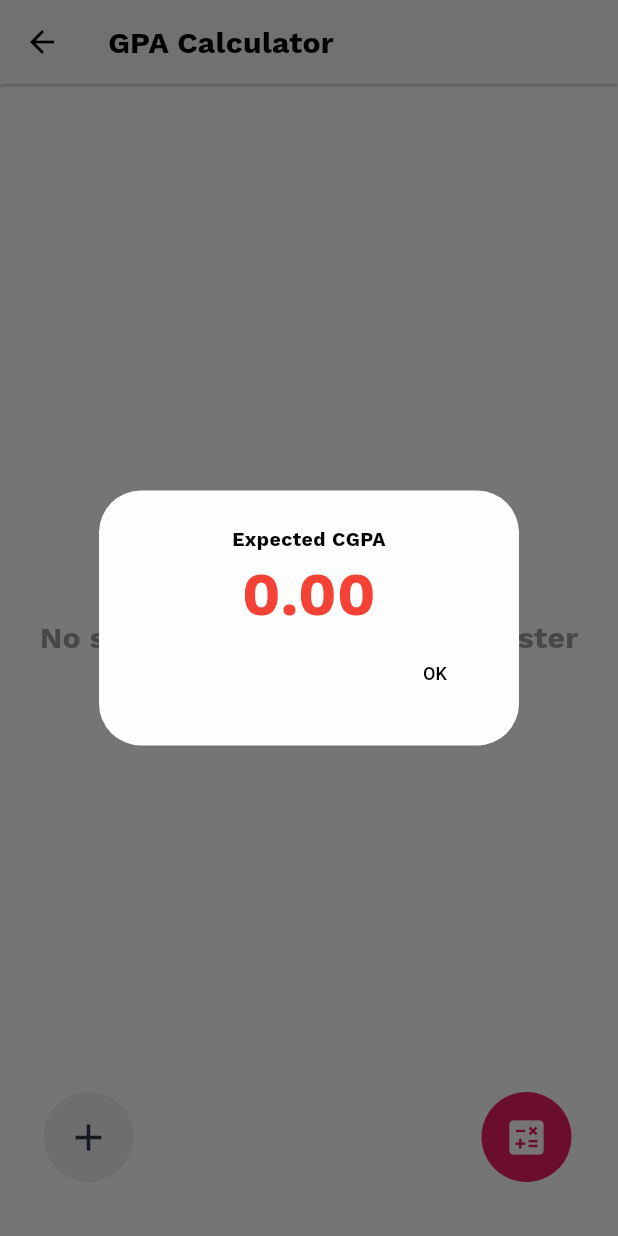
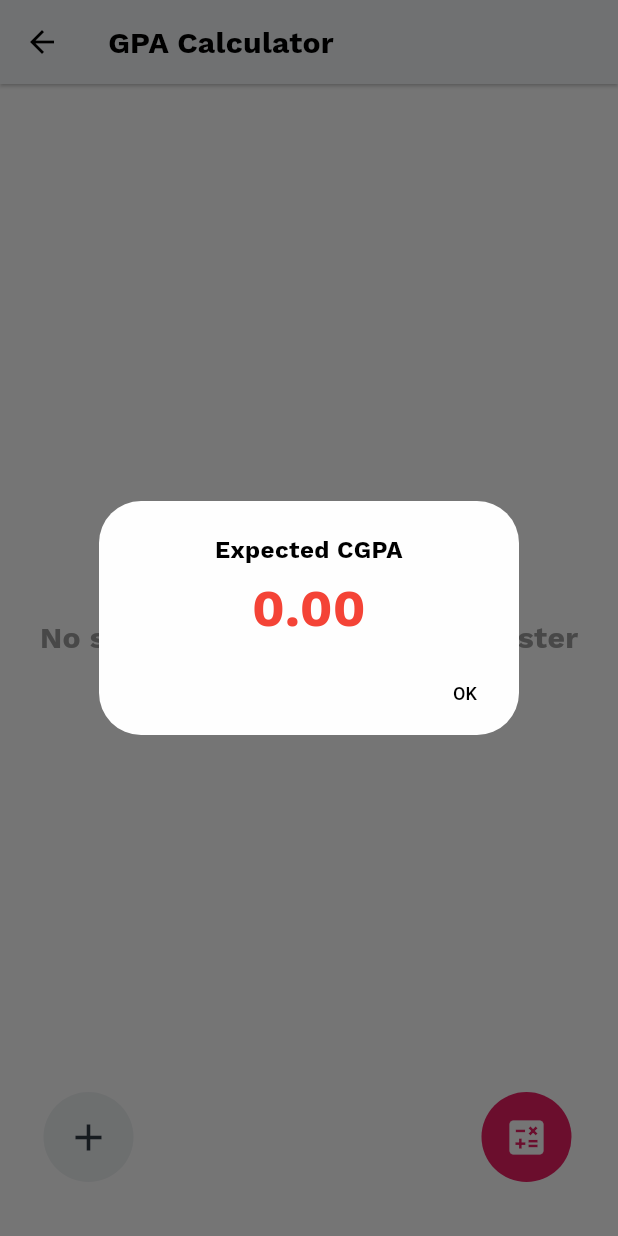
Before and after one commit to Hmmza-tariq/MY-NUST, a Flutter app: the CalcGpaScreen screen opened directly, after a tap on the "calculate" icon, on a phone screen of 412 x 824 dp. Run offline on Flutter 3.47's test engine with Material 2 defaults, Android fonts, the phone set to English and light mode, and no system bars; our stand-ins replace carousel_slider, connectivity_plus, firebase_core, firebase_messaging, flutter_datetime_picker_plus, flutter_local_notifications and 12 more; missing offline and left inert: custom_pop_up_menu, flutter_downloader, info_popup, swipeable_tile, syncfusion_flutter_pdfviewer; accounts and stored records are empty; network calls fail.

Commit message:
Various Bugs and UI changes

```diff
--- a/lib/Components/action_button.dart
+++ b/lib/Components/action_button.dart
@@ -1,6 +1,7 @@
 import 'package:flutter/material.dart';
 import 'package:google_mobile_ads/google_mobile_ads.dart';
 import 'package:mynust/Core/app_theme.dart';
+import 'package:shared_preferences/shared_preferences.dart';
 
 class ActionButton extends StatefulWidget {
   const ActionButton({
@@ -21,8 +22,11 @@ class _ActionButtonState extends State<ActionButton> {
   final adUnitId = 'ca-app-pub-8875342677218505/9904823569';
   RewardedInterstitialAd? _rewardedInterstitialAd;
   bool isAdLoaded = false;
+  bool adBlock = true;
+  int counter = 0;
   @override
   void initState() {
+    _loadAdBlocker();
     (widget.icon == Icons.calculate) ? loadAd() : null;
     super.initState();
   }
@@ -49,6 +53,15 @@ class _ActionButtonState extends State<ActionButton> {
     );
   }
 
+  Future<void> _loadAdBlocker() async {
+    SharedPreferences prefs = await SharedPreferences.getInstance();
+    int value = prefs.getInt('adBlock') ?? 5;
+    await prefs.setInt('adBlock', (value == 0) ? 0 : (value--));
+    setState(() {
+      counter = value;
+    });
+  }
+
   @override
   Widget build(BuildContext context) {
     return Padding(
@@ -59,13 +72,10 @@ class _ActionButtonState extends State<ActionButton> {
         child: IconButton(
           iconSize: 30,
           onPressed: () {
-            print('ad clicked: $isAdLoaded');
-
-            isAdLoaded
-                ? _rewardedInterstitialAd!.show(onUserEarnedReward:
-                    (AdWithoutView ad, RewardItem rewardItem) {
-                    print('ad reward: $rewardItem');
-                  })
+            (isAdLoaded && (counter == 0))
+                ? _rewardedInterstitialAd!.show(
+                    onUserEarnedReward:
+                        (AdWithoutView ad, RewardItem rewardItem) {})
                 : null;
             widget.func();
           },
--- a/lib/Components/brick.dart
+++ b/lib/Components/brick.dart
@@ -119,10 +119,12 @@ class WaveViewState extends State<WaveView> with TickerProviderStateMixin {
 
       if (gradePoints <= 1) {
         gpaColor = Colors.red;
-      } else if (gradePoints > 1 && gradePoints < 3) {
+      } else if (gradePoints < 3) {
         gpaColor = Colors.orange;
+      } else if (gradePoints < 4) {
+        gpaColor = Colors.green;
       } else {
-        gpaColor = Colors.green;
+        gpaColor = AppTheme.ace;
       }
     });
   }
--- a/lib/Components/card_1_widget.dart
+++ b/lib/Components/card_1_widget.dart
@@ -28,8 +28,10 @@ class Card1Widget extends StatelessWidget {
       gpaColor = Colors.red;
     } else if (gpa >= 2.0 && gpa < 3.0) {
       gpaColor = Colors.orange;
+    } else if (gpa < 4) {
+      gpaColor = Colors.green;
     } else {
-      gpaColor = Colors.green;
+      gpaColor = AppTheme.ace;
     }
     bool isLightMode = Provider.of<ThemeProvider>(context).isLightMode ??
         MediaQuery.of(context).platformBrightness == Brightness.light;
--- a/lib/Components/small_slider_items.dart
+++ b/lib/Components/small_slider_items.dart
@@ -27,7 +27,7 @@ class SmallSliderListData {
   static List<SmallSliderListData> tabIconsList = <SmallSliderListData>[
     SmallSliderListData(
       title: 'Calculate',
-      subtitle: <String>['GPA'],
+      subtitle: <String>['SGPA'],
       startColor: '#FA7D82',
       endColor: '#FFB295',
       icon: Icons.calculate,
--- a/lib/Core/app_theme.dart
+++ b/lib/Core/app_theme.dart
@@ -8,6 +8,7 @@ class AppTheme {
   static const Color nearlyBlack = Color.fromARGB(255, 0, 36, 66);
   static const Color grey = Color(0xFF3A5160);
   static const Color darkGrey = Color(0xFF313A44);
+  static const Color ace = Color.fromARGB(255, 148, 64, 251);
 
   static const Color darkText = Color(0xFF253840);
   static const Color darkerText = Color(0xFF17262A);
--- a/lib/Screens/GPA/calc_gpa_screen.dart
+++ b/lib/Screens/GPA/calc_gpa_screen.dart
@@ -200,21 +200,28 @@ class CalcGpaScreenState extends State<CalcGpaScreen>
       gpaColor = Colors.red;
     } else if (gpa >= 2.0 && gpa < 3.0) {
       gpaColor = Colors.orange;
+    } else if (gpa < 4) {
+      gpaColor = Colors.green;
     } else {
-      gpaColor = Colors.green;
+      gpaColor = AppTheme.ace;
     }
     showDialog(
       context: context,
       builder: (context) {
         return AlertDialog(
-          contentPadding: const EdgeInsets.fromLTRB(10, 0, 10, 0),
+          titlePadding: const EdgeInsets.only(top: 22),
+          iconPadding: const EdgeInsets.all(0),
+          buttonPadding: const EdgeInsets.all(4),
+          insetPadding: const EdgeInsets.all(0),
+          actionsPadding: const EdgeInsets.all(4),
+          contentPadding: const EdgeInsets.all(4),
           backgroundColor:
               isLightMode ? AppTheme.nearlyWhite : AppTheme.nearlyBlack,
           title: Text(
             'Expected CGPA',
             textAlign: TextAlign.center,
             style: TextStyle(
-                fontSize: 13,
+                fontSize: 16,
                 fontWeight: FontWeight.bold,
                 color: isLightMode ? Colors.black : Colors.white),
           ),
@@ -222,7 +229,7 @@ class CalcGpaScreenState extends State<CalcGpaScreen>
             gpa.toStringAsFixed(2),
             textAlign: TextAlign.center,
             style: TextStyle(
-              fontSize: 40,
+              fontSize: 34,
               color: gpaColor,
               fontWeight: FontWeight.bold,
             ),
```
Also changed, not shown: lib/Screens/Absolutes/calc_absolute_screen.dart (+12 -3 lines), lib/Screens/Aggregate/calc_aggregate_screen.dart (+20 -10 lines), lib/Screens/GPA/calc_cgpa_screen.dart (+14 -4 lines), lib/Screens/GPA/calc_sgpa_screen.dart.dart (+11 -3 lines), lib/Screens/Task/calendar_screen.dart (+17 -12 lines).
